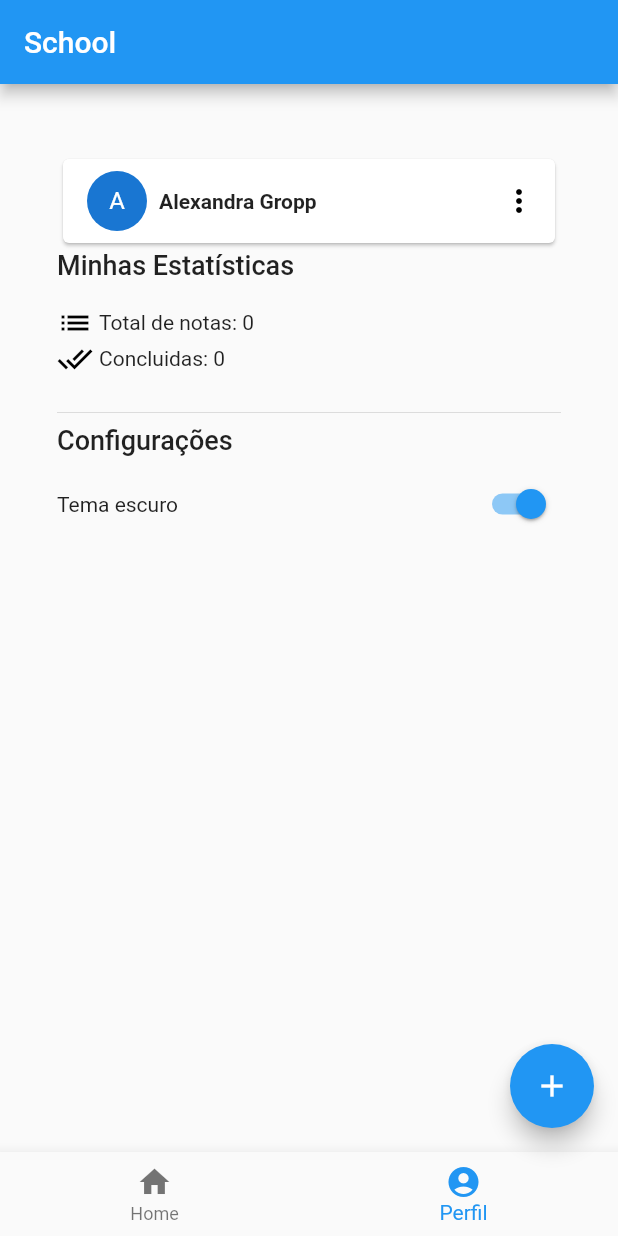
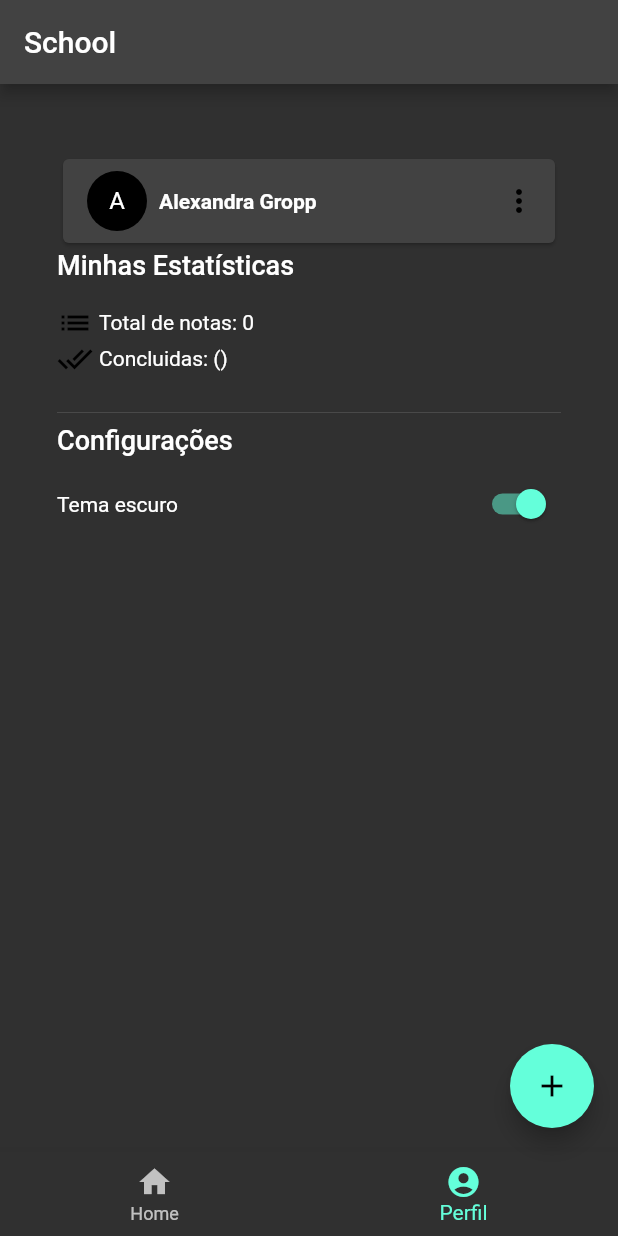
Before and after one commit to DevAlePeppermint/mjv-flutter, a Flutter app: the screen it shows after launch, item 2 of the bottom bar chosen, on a phone screen of 412 x 824 dp. Run offline on Flutter 3.47's test engine with Material 2 defaults, Android fonts, the phone set to English and light mode, and no system bars; our stand-ins replace image_picker, shared_preferences.

Commit message:
aula 26-06

```diff
--- a/school/lib/app_widget.dart
+++ b/school/lib/app_widget.dart
@@ -1,48 +1,25 @@
-// import 'package:flutter/cupertino.dart';
 import 'package:flutter/material.dart';
+import 'package:provider/provider.dart';
 import 'package:school/app_routes/app_routes.dart';
+import 'package:school/providers/config_provider.dart';
 
-class MyApp extends StatelessWidget {
+class MyApp extends StatefulWidget {
   const MyApp({super.key});
 
   @override
-  Widget build(BuildContext context) {
-    MaterialApp(
-      title: 'School',
-      home: Scaffold(
-        body: Container(
-          padding: const EdgeInsets.all(20),
-          child: Column(
-            mainAxisAlignment: MainAxisAlignment.start,
-            crossAxisAlignment: CrossAxisAlignment.start,
-            children: [
-              const CircleAvatar(child: Text('A'),),
-              const Text('Texto 1'),
-              const Text('Texto 2'),
-              const Text('Texto 3'),
-              const Divider(),
-              const Row(children: [
-                Icon(Icons.add, color: Colors.green,),
-                SizedBox(width: 100, height: 100),
-                Spacer(),
-                Icon(Icons.access_alarm, color: Colors.red,),
-              ],
-              ),
-              Switch(value: true, onChanged: (val) {}),
-              const Card(
-                child: Padding(
-                  padding: EdgeInsets.all(16),
-                  child: Text('Alexandra linda')),
-              )
-            ],
-          ),
-        )
-      )
-    );
+  State<MyApp> createState() => _MyAppState();
+}
 
-    return MaterialApp(
-      title: 'School',
-      routes: AppRoutes.routes(),
-    );
+  class _MyAppState extends State<MyApp>{
+    late ConfigProvider storeConfig;
+
+    @override
+    Widget build(BuildContext context) {
+      storeConfig = Provider.of<ConfigProvider>(context);
+      return MaterialApp(
+        title: 'School',
+        routes: AppRoutes.routes(),
+        theme: storeConfig.tema == ThemeMode.dark ? ThemeData.dark() : ThemeData.light(),
+      );
+    }
   }
-}
--- a/school/lib/components/body_component.dart
+++ b/school/lib/components/body_component.dart
@@ -29,7 +29,7 @@ class BodyComponent extends StatelessWidget {
         padding: padding ?? const EdgeInsets.all(18),
         // medidas que o box pode ter
         constraints: BoxConstraints(maxWidth: MediaQuery.of(context).size.width),
-        child: child
+        child: child,
       ),
       bottomNavigationBar: bar,
       floatingActionButton: actionButton,
--- a/school/lib/pages/home/abas/afazeres_tab.dart
+++ b/school/lib/pages/home/abas/afazeres_tab.dart
@@ -20,9 +20,9 @@ class _AfazeresTab extends State<AfazeresTab> {
     store.excluirItem(indexDeleted);
   }
 
-  // void onDetalhes() {
   void onDetalhes(AfazerEntity item, int idx) {
-    Navigator.pushNamed(context, AppRoutes.detalhe);
+    store.selecionado = item;
+    Navigator.pushNamed(context, AppRoutes.detalhe, arguments: idx);
   }
 
   @override
--- a/school/lib/pages/home/abas/perfil_tab.dart
+++ b/school/lib/pages/home/abas/perfil_tab.dart
@@ -1,13 +1,27 @@
 import 'package:flutter/material.dart';
+import 'package:provider/provider.dart';
+import 'package:school/providers/afazer_provider.dart';
 
 import '../../../components/icon_button_component.dart';
 import '../../../components/spacer_component.dart';
+import '../../../providers/config_provider.dart';
 
-class PerfilTab extends StatelessWidget {
+class PerfilTab extends StatefulWidget {
   const PerfilTab({super.key});
 
   @override
+  State<PerfilTab> createState() => _PerfilTabState();
+}
+
+class _PerfilTabState extends State<PerfilTab> {
+  late AfazerProvider store;
+  late ConfigProvider storeConfig;
+
+  @override
   Widget build(BuildContext context) {
+    store = Provider.of<AfazerProvider>(context);
+    storeConfig = Provider.of<ConfigProvider>(context);
+
     return Container(
           padding: const EdgeInsets.all(20),
           child: Column(
@@ -42,20 +56,20 @@ class PerfilTab extends StatelessWidget {
               style: TextStyle(fontSize: 18, fontWeight: FontWeight.w500)
               ),
             const SpacerComponent(),
-            const Row(
+            Row(
               children: [
-                Icon(Icons.list, color: Colors.black,),
-                SizedBox(width: 4),
-                Text('Total de notas: '),
-                Text('0')
+                const Icon(Icons.list, color: Colors.black,),
+                const SizedBox(width: 4),
+                const Text('Total de notas: '),
+                Text(store.listaAfazeres.length.toString())
               ]
             ),
-            const Row(
+            Row(
               children: [
-              Icon(Icons.done_all, color: Colors.black),
-              SpacerComponent(isHorizontal: true, size: 4,),
-              Text('Concluidas: '),
-              Text('0')
+              const Icon(Icons.done_all, color: Colors.black),
+              const SpacerComponent(isHorizontal: true, size: 4,),
+              const Text('Concluidas: '),
+              Text(store.listaAfazeres.where((element) => element.isConcluido == true).toString())
               ]
             ),
             const SpacerComponent(),
@@ -65,7 +79,11 @@ class PerfilTab extends StatelessWidget {
                 Row(children: [
                   const Text('Tema escuro'),
                   const SpacerComponent(isFull: true,),
-                  Switch(value: true, onChanged: (val) {}),
+                  Switch(
+                    value: storeConfig.tema == ThemeMode.dark,
+                    onChanged: (val) {
+                    storeConfig.tema = val ? ThemeMode.dark: ThemeMode.light;
+                  }),
                 ],),
 
               ],
@@ -73,4 +91,4 @@ class PerfilTab extends StatelessWidget {
           ),
         );
   }
-}
+  }
--- a/school/lib/providers/afazer_provider.dart
+++ b/school/lib/providers/afazer_provider.dart
@@ -6,6 +6,7 @@ import '../pages/home/components/novo_item_widget.dart';
 class AfazerProvider with ChangeNotifier {
   final service = AfazerService();
   List<AfazerEntity> _listaAfazeres = [];
+  AfazerEntity? _selecionado;
 
   AfazerProvider() {
     buscarAfazeres();
@@ -15,15 +16,25 @@ class AfazerProvider with ChangeNotifier {
     listaAfazeres = await service.buscar();
   }
 
-  List<AfazerEntity> get listaAfazeres =>_listaAfazeres;
+  List<AfazerEntity> get listaAfazeres => _listaAfazeres;
 
-  void atualizarItemAfazer(int index, String image) {
-    listaAfazeres.elementAt(index).image = image;
+  AfazerEntity? get selecionado => _selecionado;
+
+  void atualizarItemAfazer(int index) {
+    if (selecionado != null) {
+    _listaAfazeres[index] = _selecionado!;
     notifyListeners();
+    }
   }
 
   set listaAfazeres(List<AfazerEntity> val) {
     _listaAfazeres = val;
+    service.salvar(_listaAfazeres);
+    notifyListeners();
+  }
+
+  set selecionado (AfazerEntity? val) {
+    _selecionado = val;
     notifyListeners();
   }
 
@@ -40,9 +51,9 @@ class AfazerProvider with ChangeNotifier {
     },);
   }
 
-    void excluirItem(int indexDeleted) {
-      listaAfazeres.removeAt(indexDeleted);
-      service.salvar(listaAfazeres);
-      notifyListeners();
+  void excluirItem(int indexDeleted) {
+    listaAfazeres.removeAt(indexDeleted);
+    service.salvar(listaAfazeres);
+    notifyListeners();
   }
 }
--- /dev/null
+++ b/school/lib/providers/config_provider.dart
@@ -0,0 +1,12 @@
+import 'package:flutter/material.dart';
+
+class ConfigProvider with ChangeNotifier {
+  ThemeMode _tema = ThemeMode.dark;
+
+  ThemeMode get tema => _tema;
+
+  set tema (ThemeMode val) {
+    _tema = val;
+    notifyListeners();
+  }
+}
--- a/school/lib/providers/root_provider.dart
+++ b/school/lib/providers/root_provider.dart
@@ -2,11 +2,13 @@ import 'package:provider/provider.dart';
 import 'package:provider/single_child_widget.dart';
 
 import 'afazer_provider.dart';
+import 'config_provider.dart';
 
 class RootProvider {
   static List<SingleChildWidget> providers() {
     return [
-      ChangeNotifierProvider(create: (_) => AfazerProvider())
+      ChangeNotifierProvider(create: (_) => AfazerProvider()),
+      ChangeNotifierProvider(create: (_) => ConfigProvider()),
     ];
   }
 }
```
Also changed, not shown: school/lib/pages/detalhe/components/detalhe_item_widget.dart (added, +27 -0 lines), school/lib/pages/detalhe/components/detalhe_menu_widget.dart (added, +42 -0 lines), school/lib/pages/detalhe/detalhe_page.dart (+54 -2 lines).
